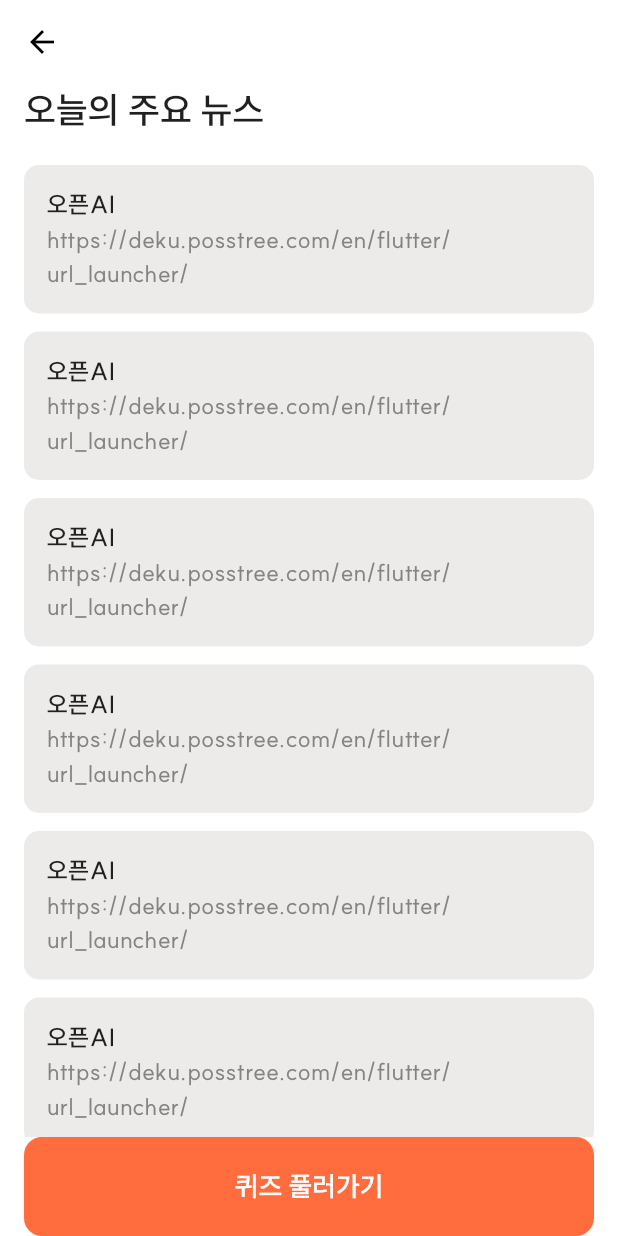
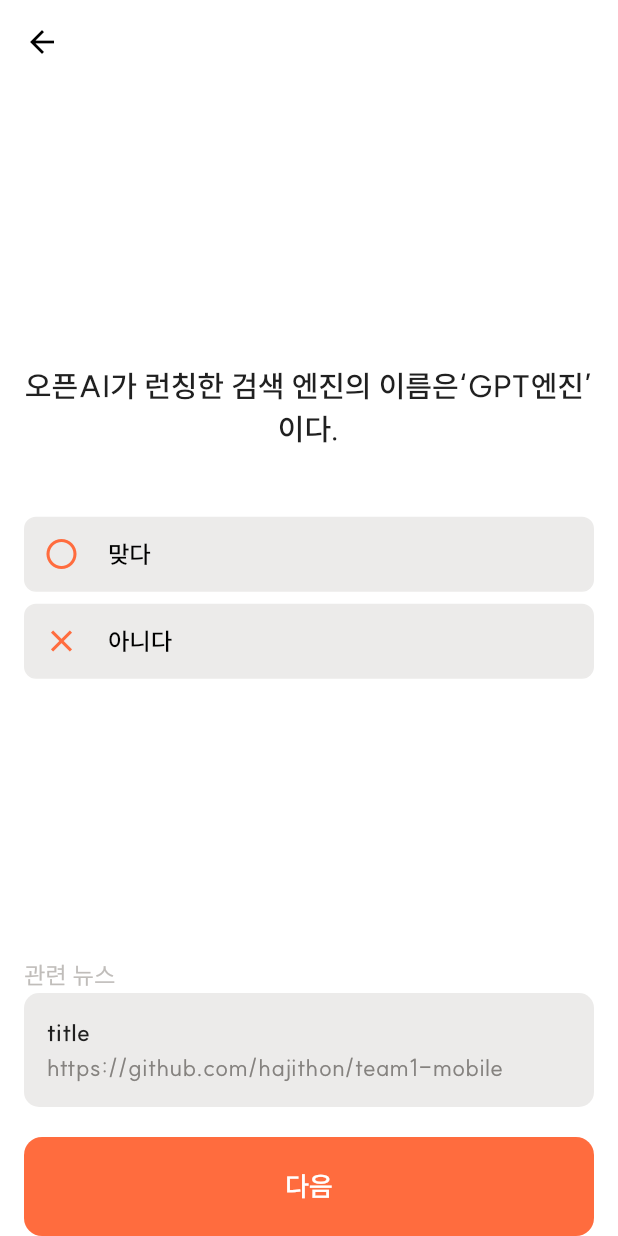
Before and after one commit to hajithon/team1-mobile, a Flutter app: the NewsScreen screen opened by its route, after a tap on "퀴즈 풀러가기", on a phone screen of 412 x 824 dp. Run offline on Flutter 3.47's test engine with Material 3 defaults, Android fonts, the phone set to English and light mode, and no system bars; drawn by our look-alikes of carousel_slider; our stand-ins replace dio, flutter_secure_storage, flutter_speed_dial, flutter_svg, get, hive and 2 more; accounts and stored records are empty; network calls fail; project files that could hold a hidden picture were left out.

Commit message:
feat: quiz page

```diff
--- /dev/null
+++ b/lib/component/news/news_tile.dart
@@ -0,0 +1,48 @@
+import 'package:flutter/material.dart';
+import 'package:hajithon_teami_flutter_app/component/common/custom_text_style.dart';
+import 'package:hajithon_teami_flutter_app/const/color/color.dart';
+import 'package:url_launcher/url_launcher.dart';
+
+class NewsTile extends StatelessWidget {
+  final String title;
+  final String url;
+
+  const NewsTile({
+    super.key,
+    required this.title,
+    required this.url,
+  });
+
+  @override
+  Widget build(BuildContext context) {
+    return GestureDetector(
+      onTap: () {
+        launchUrl(
+          Uri.parse(url),
+        );
+      },
+      child: Container(
+        padding: const EdgeInsets.all(15.0),
+        decoration: const BoxDecoration(
+          borderRadius: BorderRadius.all(Radius.circular(10.0)),
+          color: grey100,
+        ),
+        child: Column(
+          crossAxisAlignment: CrossAxisAlignment.start,
+          children: [
+            Text(
+              title,
+              style: TextStyles.titleTextStyle.copyWith(
+                fontSize: 16.0,
+              ),
+            ),
+            Text(
+              url,
+              style: TextStyles.subTitleTextStyle,
+            ),
+          ],
+        ),
+      ),
+    );
+  }
+}
--- a/lib/const/color/color.dart
+++ b/lib/const/color/color.dart
@@ -13,6 +13,8 @@ const primaryColor = Color(0xFFFF6C3E);
 /// 기상
 const orangeBright = Color(0xFFFFB29A);
 
+const orangeLight = Color(0xFFFFE0D6);
+
 /// 늦잠
 const brownLight = Color(0xFF94837D);
 
--- a/lib/pages/common/default_layout.dart
+++ b/lib/pages/common/default_layout.dart
@@ -11,6 +11,8 @@ class DefaultLayout extends StatelessWidget {
   final Widget? bottomNavigationBar;
   final Widget? floatingActionButton;
 
+  final bool safeAreaDisabled;
+
   const DefaultLayout({
     super.key,
     required this.child,
@@ -18,10 +20,16 @@ class DefaultLayout extends StatelessWidget {
     this.title,
     this.bottomNavigationBar,
     this.floatingActionButton,
+    this.safeAreaDisabled = false,
   });
 
   @override
   Widget build(BuildContext context) {
+    final body = Padding(
+      padding: const EdgeInsets.symmetric(horizontal: 16.0),
+      child: child,
+    );
+
     return GestureDetector(
       onTap: () {
         FocusManager.instance.primaryFocus?.unfocus();
@@ -30,12 +38,7 @@ class DefaultLayout extends StatelessWidget {
         resizeToAvoidBottomInset: false,
         backgroundColor: backgroundColor ?? Colors.white,
         appBar: _renderDefaultAppBar(title: title),
-        body: SafeArea(
-          child: Padding(
-            padding: const EdgeInsets.symmetric(horizontal: 16.0),
-            child: child,
-          ),
-        ),
+        body: safeAreaDisabled ? body : SafeArea(child: body),
         bottomNavigationBar: bottomNavigationBar,
         floatingActionButton: floatingActionButton,
       ),
--- a/lib/pages/login/landing_screen.dart
+++ b/lib/pages/login/landing_screen.dart
@@ -19,14 +19,14 @@ class LandingScreen extends StatelessWidget {
         children: [
           CustomElevatedButton(
             text: '이메일로 시작하기',
-            onPressed: () => Get.to(
+            onPressed: () => Get.toNamed(
               RegisterScreen.routeName,
             ),
           ),
           const SizedBox(height: 4.0),
           CustomWhiteElevatedButton(
             text: '로그인하기',
-            onPressed: () => Get.to(
+            onPressed: () => Get.toNamed(
               LoginScreen.routeName,
             ),
           ),
--- a/lib/pages/quiz/news_screen.dart
+++ b/lib/pages/quiz/news_screen.dart
@@ -1,11 +1,12 @@
 import 'package:flutter/material.dart';
 import 'package:flutter/widgets.dart';
+import 'package:get/get.dart';
 import 'package:hajithon_teami_flutter_app/component/common/custom_elevated_button.dart';
 import 'package:hajithon_teami_flutter_app/component/common/custom_text_style.dart';
-import 'package:hajithon_teami_flutter_app/const/color/color.dart';
+import 'package:hajithon_teami_flutter_app/component/news/news_tile.dart';
 import 'package:hajithon_teami_flutter_app/pages/common/default_layout.dart';
+import 'package:hajithon_teami_flutter_app/pages/quiz/quiz_screen.dart';
 import 'package:hajithon_teami_flutter_app/services/news/model.dart';
-import 'package:url_launcher/url_launcher.dart';
 
 class NewsScreen extends StatelessWidget {
   static const String routeName = '/news';
@@ -31,7 +32,7 @@ class NewsScreen extends StatelessWidget {
             child: ListView.separated(
               itemBuilder: (context, index) {
                 final news = _newsList[index];
-                return _NewsCard(
+                return NewsTile(
                   title: news.title,
                   url: news.url,
                 );
@@ -44,53 +45,11 @@ class NewsScreen extends StatelessWidget {
           ),
           CustomElevatedButton(
             text: '퀴즈 풀러가기',
-            onPressed: () {},
+            onPressed: () => Get.toNamed(
+              QuizScreen.routeName,
+            ),
           )
         ],
-      ),
-    );
-  }
-}
-
-class _NewsCard extends StatelessWidget {
-  final String title;
-  final String url;
-
-  const _NewsCard({
-    required this.title,
-    required this.url,
-  });
-
-  @override
-  Widget build(BuildContext context) {
-    return GestureDetector(
-      onTap: () {
-        print('url: $url');
-        launchUrl(
-          Uri.parse(url),
-        );
-      },
-      child: Container(
-        padding: const EdgeInsets.all(15.0),
-        decoration: const BoxDecoration(
-          borderRadius: BorderRadius.all(Radius.circular(10.0)),
-          color: grey100,
-        ),
-        child: Column(
-          crossAxisAlignment: CrossAxisAlignment.start,
-          children: [
-            Text(
-              title,
-              style: TextStyles.titleTextStyle.copyWith(
-                fontSize: 16.0,
-              ),
-            ),
-            Text(
-              url,
-              style: TextStyles.subTitleTextStyle,
-            ),
-          ],
-        ),
       ),
     );
   }
--- /dev/null
+++ b/lib/pages/quiz/quiz_screen.dart
@@ -0,0 +1,284 @@
+import 'package:carousel_slider/carousel_slider.dart';
+import 'package:flutter/material.dart';
+import 'package:get/get.dart';
+import 'package:hajithon_teami_flutter_app/component/common/custom_elevated_button.dart';
+import 'package:hajithon_teami_flutter_app/component/common/custom_text_style.dart';
+import 'package:hajithon_teami_flutter_app/component/news/news_tile.dart';
+import 'package:hajithon_teami_flutter_app/const/color/color.dart';
+import 'package:hajithon_teami_flutter_app/pages/common/default_layout.dart';
+import 'package:hajithon_teami_flutter_app/pages/home/home_screen.dart';
+import 'package:hajithon_teami_flutter_app/services/news/model.dart';
+
+class QuizScreen extends StatefulWidget {
+  static const String routeName = '/quiz';
+
+  const QuizScreen({super.key});
+
+  @override
+  State<QuizScreen> createState() => _QuizScreenState();
+}
+
+class _QuizScreenState extends State<QuizScreen> {
+  final CarouselController _carouselController = CarouselController();
+  int _currentIndex = 0;
+
+  @override
+  Widget build(BuildContext context) {
+    return DefaultLayout(
+      child: Column(
+        crossAxisAlignment: CrossAxisAlignment.stretch,
+        children: [
+          Expanded(
+            child: CarouselSlider(
+              carouselController: _carouselController,
+              options: CarouselOptions(
+                height: MediaQuery.of(context).size.height,
+                viewportFraction: 1.0,
+                onPageChanged: (index, reason) => setState(() {
+                  _currentIndex = index;
+                  print(_currentIndex);
+                }),
+              ),
+              items: [
+                _QuizQuestionWidget(
+                  question: '오픈AI가 런칭한 검색 엔진의 이름은‘GPT엔진’이다.',
+                  answer: true,
+                  news: News(
+                    id: 1,
+                    title: 'title',
+                    url: 'https://github.com/hajithon/team1-mobile',
+                    summary: 'summary',
+                    publishedAt: DateTime.now(),
+                    keyword: 'keyword',
+                  ),
+                ),
+                _QuizQuestionWidget(
+                  question: '오픈AI가 런칭한 검색 엔진의 이름은‘GPT엔진’이다.',
+                  answer: true,
+                  news: News(
+                    id: 1,
+                    title: 'title',
+                    url: 'https://github.com/hajithon/team1-mobile',
+                    summary: 'summary',
+                    publishedAt: DateTime.now(),
+                    keyword: 'keyword',
+                  ),
+                ),
+                _QuizQuestionWidget(
+                  question: '오픈AI가 런칭한 검색 엔진의 이름은‘GPT엔진’이다.',
+                  answer: true,
+                  news: News(
+                    id: 1,
+                    title: 'title',
+                    url: 'https://github.com/hajithon/team1-mobile',
+                    summary: 'summary',
+                    publishedAt: DateTime.now(),
+                    keyword: 'keyword',
+                  ),
+                ),
+              ],
+            ),
+          ),
+          const SizedBox(height: 20.0),
+          _currentIndex < 2
+              /**추후 퀴즈 갯수로 대체 */ ? CustomElevatedButton(
+                  text: '다음',
+                  onPressed: () {
+                    _carouselController.nextPage();
+                  })
+              : CustomElevatedButton(
+                  text: '완료',
+                  onPressed: () => Get.offAllNamed(
+                    HomeScreen.routeName,
+                  ),
+                )
+        ],
+      ),
+    );
+  }
+}
+
+class _QuizQuestionWidget extends StatefulWidget {
+  final String question;
+  final bool answer;
+  final News news;
+
+  const _QuizQuestionWidget({
+    required this.question,
+    required this.answer,
+    required this.news,
+  });
+
+  @override
+  State<_QuizQuestionWidget> createState() => _QuizQuestionWidgetState();
+}
+
+class _QuizQuestionWidgetState extends State<_QuizQuestionWidget> {
+  int _selectedIndex = -1;
+
+  @override
+  Widget build(BuildContext context) {
+    return Column(
+      mainAxisAlignment: MainAxisAlignment.center,
+      crossAxisAlignment: CrossAxisAlignment.stretch,
+      children: [
+        Expanded(
+          child: Center(
+            child: Column(
+              crossAxisAlignment: CrossAxisAlignment.center,
+              mainAxisAlignment: MainAxisAlignment.center,
+              children: [
+                Text(
+                  widget.question,
+                  style: TextStyles.titleTextStyle.copyWith(
+                    fontSize: 20,
+                  ),
+                  textAlign: TextAlign.center,
+                ),
+                const SizedBox(height: 44.0),
+                GestureDetector(
+                  onTap: () {
+                    setState(() {
+                      if (_selectedIndex == 0) {
+                        _selectedIndex = -1;
+                      } else {
+                        _selectedIndex = 0;
+                      }
+                    });
+                  },
+                  child: _OptionCard(
+                    answer: true,
+                    isSelected: _selectedIndex == 0,
+                  ),
+                ),
+                const SizedBox(height: 8.0),
+                GestureDetector(
+                  onTap: () {
+                    setState(() {
+                      if (_selectedIndex == 1) {
+                        _selectedIndex = -1;
+                      } else {
+                        _selectedIndex = 1;
+                      }
+                    });
+                  },
+                  child: _OptionCard(
+                    answer: false,
+                    isSelected: _selectedIndex == 1,
+                  ),
+                ),
+              ],
+            ),
+          ),
+        ),
+        // 관련 뉴스
+        const Text('관련 뉴스', style: TextStyles.hintTextStyle),
+        NewsTile(
+          title: widget.news.title,
+          url: widget.news.url,
+        ),
+      ],
+    );
+  }
+}
+
+class _OptionCard extends StatelessWidget {
+  final bool answer;
+  final bool isSelected;
+
+  const _OptionCard({
+    required this.answer,
+    required this.isSelected,
+  });
+
+  @override
+  Widget build(BuildContext context) {
+    return Container(
+      decoration: BoxDecoration(
+          color: isSelected ? orangeLight : grey100,
+          borderRadius: BorderRadius.circular(8.0),
+          border: Border.all(
+            color: isSelected ? primaryColor : grey100,
+          )),
+      padding: const EdgeInsets.all(12.0),
+      child: Row(
+        children: [
+          Icon(
+            answer ? Icons.circle_outlined : Icons.close_outlined,
+            color: primaryColor,
+          ),
+          const SizedBox(
+            width: 19.0,
+          ),
+          Text(
+            answer ? '맞다' : '아니다',
+            style: TextStyles.titleTextStyle.copyWith(
+              fontSize: 16.0,
+              color: Colors.black,
+            ),
+          ),
+        ],
+      ),
+    );
+  }
+}
+
+class _QuizAnswer extends StatelessWidget {
+  final bool isCorrect;
+  final String question;
+  final bool answer;
+  final String comment;
+
+  const _QuizAnswer({
+    required this.isCorrect,
+    required this.question,
+    required this.answer,
+    required this.comment,
+  });
+
+  @override
+  Widget build(BuildContext context) {
+    return Column(
+      children: [
+        Expanded(
+          child: Column(
+            children: [
+              Text(
+                isCorrect ? '맞았어요' : '틀렸어요',
+                style: TextStyles.titleTextStyle.copyWith(
+                  fontSize: 20.0,
+                ),
+              ),
+              const SizedBox(height: 20.0),
+              Text(
+                question,
+                style: TextStyles.titleTextStyle.copyWith(
+                  fontSize: 20.0,
+                ),
+              ),
+              const SizedBox(height: 20.0),
+              Icon(
+                answer ? Icons.circle_outlined : Icons.close_outlined,
+                color: primaryColor,
+              ),
+            ],
+          ),
+        ),
+        Container(
+          padding: const EdgeInsets.all(20.0),
+          decoration: BoxDecoration(
+            color: grey100,
+            borderRadius: BorderRadius.circular(8.0),
+          ),
+          child: Text(
+            comment,
+            style: TextStyles.descriptionTextStyle.copyWith(
+              fontSize: 20.0,
+            ),
+          ),
+        ),
+        CustomElevatedButton(text: '다음', onPressed: () {}),
+      ],
+    );
+  }
+}
--- a/pubspec.yaml
+++ b/pubspec.yaml
@@ -47,6 +47,7 @@ dependencies:
   flutter_speed_dial: ^7.0.0
   flutter_svg: ^2.0.10+1
   url_launcher: ^6.3.0
+  carousel_slider: ^4.2.1
 
 dev_dependencies:
   flutter_test:
```
Also changed, not shown: lib/pages/home/binding.dart (added, +11 -0 lines), lib/routes/routes.dart (+8 -1 lines), lib/pages/quiz/quiz_answer_screen.dart (added), pubspec.lock.
